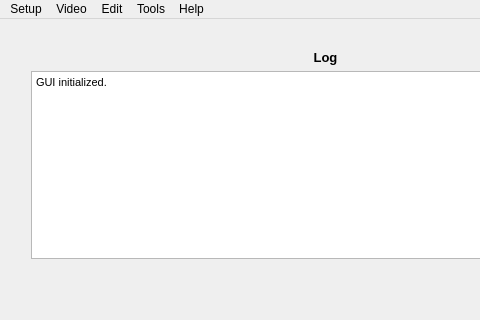
Before: the Qt Designer form code/gui/mainwindow.ui in uwnrg/minotaur-cpp, drawn with Qt 5; both pictures show x 0 to 480 and y 0 to 320 of the 650 by 420 pixel window.
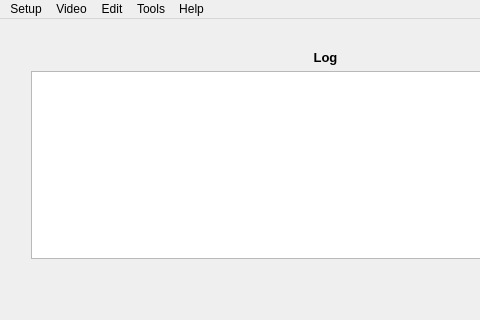
After: the same form once the commit is applied.

Commit message: removed gui initialized

Patch:
```diff
--- a/code/gui/mainwindow.ui
+++ b/code/gui/mainwindow.ui
@@ -143,8 +143,8 @@
         <string>&lt;!DOCTYPE HTML PUBLIC &quot;-//W3C//DTD HTML 4.0//EN&quot; &quot;http://www.w3.org/TR/REC-html40/strict.dtd&quot;&gt;
 &lt;html&gt;&lt;head&gt;&lt;meta name=&quot;qrichtext&quot; content=&quot;1&quot; /&gt;&lt;style type=&quot;text/css&quot;&gt;
 p, li { white-space: pre-wrap; }
-&lt;/style&gt;&lt;/head&gt;&lt;body style=&quot; font-family:'.SF NS Text'; font-size:13pt; font-weight:400; font-style:normal;&quot;&gt;
-&lt;p style=&quot; margin-top:0px; margin-bottom:0px; margin-left:0px; margin-right:0px; -qt-block-indent:0; text-indent:0px;&quot;&gt;&lt;span style=&quot; font-family:'MS Shell Dlg 2'; font-size:8.25pt;&quot;&gt;GUI initialized.&lt;/span&gt;&lt;/p&gt;&lt;/body&gt;&lt;/html&gt;</string>
+&lt;/style&gt;&lt;/head&gt;&lt;body style=&quot; font-family:'Noto Sans'; font-size:9pt; font-weight:400; font-style:normal;&quot;&gt;
+&lt;p style=&quot;-qt-paragraph-type:empty; margin-top:0px; margin-bottom:0px; margin-left:0px; margin-right:0px; -qt-block-indent:0; text-indent:0px;&quot;&gt;&lt;br /&gt;&lt;/p&gt;&lt;/body&gt;&lt;/html&gt;</string>
        </property>
        <property name="textInteractionFlags">
         <set>Qt::NoTextInteraction</set>
```
